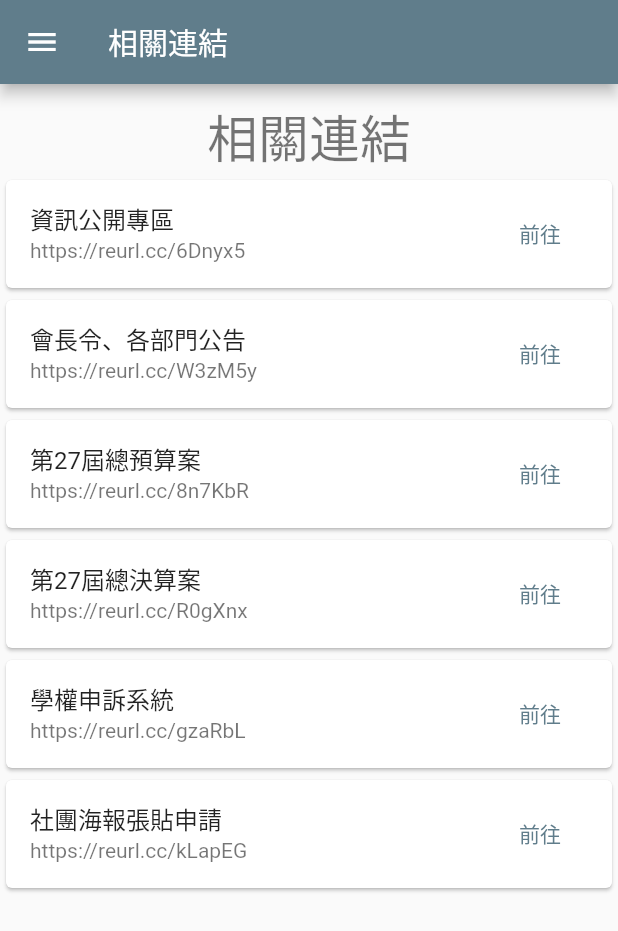
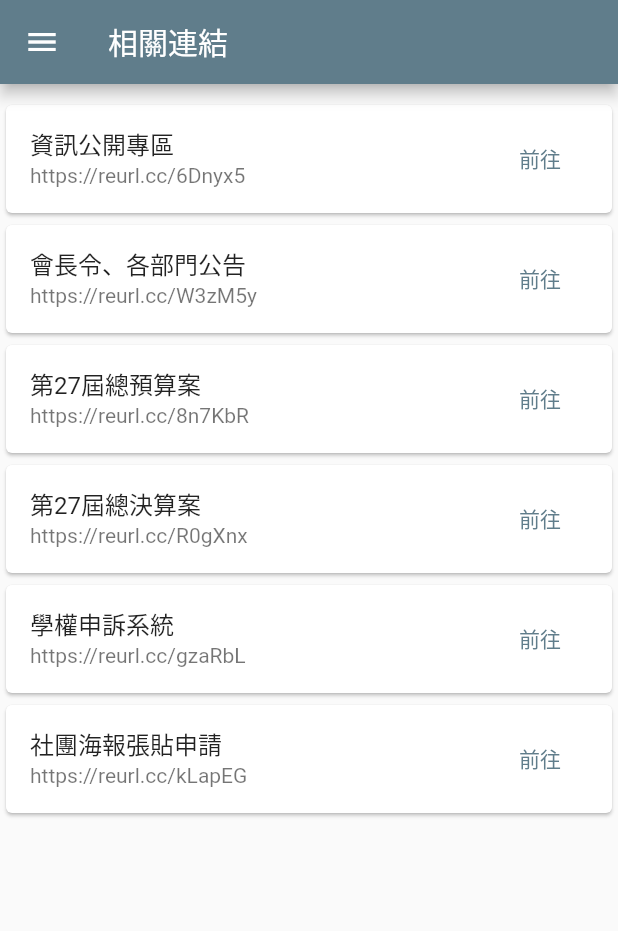
Before and after one commit to NCHUSG/NCHUSG.github.io, a Flutter app: the LinksPage screen opened by its route, on a phone screen of 412 x 824 dp. Shown: the top 931 px of the screen. Run offline on Flutter 3.47's test engine with Material 2 defaults, Android fonts, the light colour scheme and no system bars.

Commit message:
Delete title

```diff
--- a/lib/pages/links.dart
+++ b/lib/pages/links.dart
@@ -9,36 +9,35 @@ class LinksPage extends StatefulWidget {
 }
 
 class _LinksPageState extends State<LinksPage> {
+  final ScrollController scrollController = ScrollController();
   @override
   Widget build(BuildContext context) {
     return Scaffold(
         appBar: AppBar(title: const Text('相關連結')),
         drawer: const MyDrawer(),
         body: Scrollbar(
+            controller: scrollController,
             isAlwaysShown: true,
             child: SingleChildScrollView(
+                controller: scrollController,
                 child: Padding(
                     padding: const EdgeInsets.symmetric(vertical: 10.0),
                     child: Center(
                         child: Column(
-                            crossAxisAlignment: CrossAxisAlignment.center,
-                            children: [
-                          Text(
-                            '相關連結',
-                            style: Theme.of(context).textTheme.headline4,
-                          ),
-                          const LinkedCard(
+                            crossAxisAlignment: CrossAxisAlignment.start,
+                            children: const [
+                          LinkedCard(
                               text: '資訊公開專區', url: 'https://reurl.cc/6Dnyx5'),
-                          const LinkedCard(
+                          LinkedCard(
                               text: '會長令、各部門公告',
                               url: 'https://reurl.cc/W3zM5y'),
-                          const LinkedCard(
+                          LinkedCard(
                               text: '第27屆總預算案', url: 'https://reurl.cc/8n7KbR'),
-                          const LinkedCard(
+                          LinkedCard(
                               text: '第27屆總決算案', url: 'https://reurl.cc/R0gXnx'),
-                          const LinkedCard(
+                          LinkedCard(
                               text: '學權申訴系統', url: 'https://reurl.cc/gzaRbL'),
-                          const LinkedCard(
+                          LinkedCard(
                               text: '社團海報張貼申請',
                               url: 'https://reurl.cc/kLapEG '),
                         ]))))));
```
